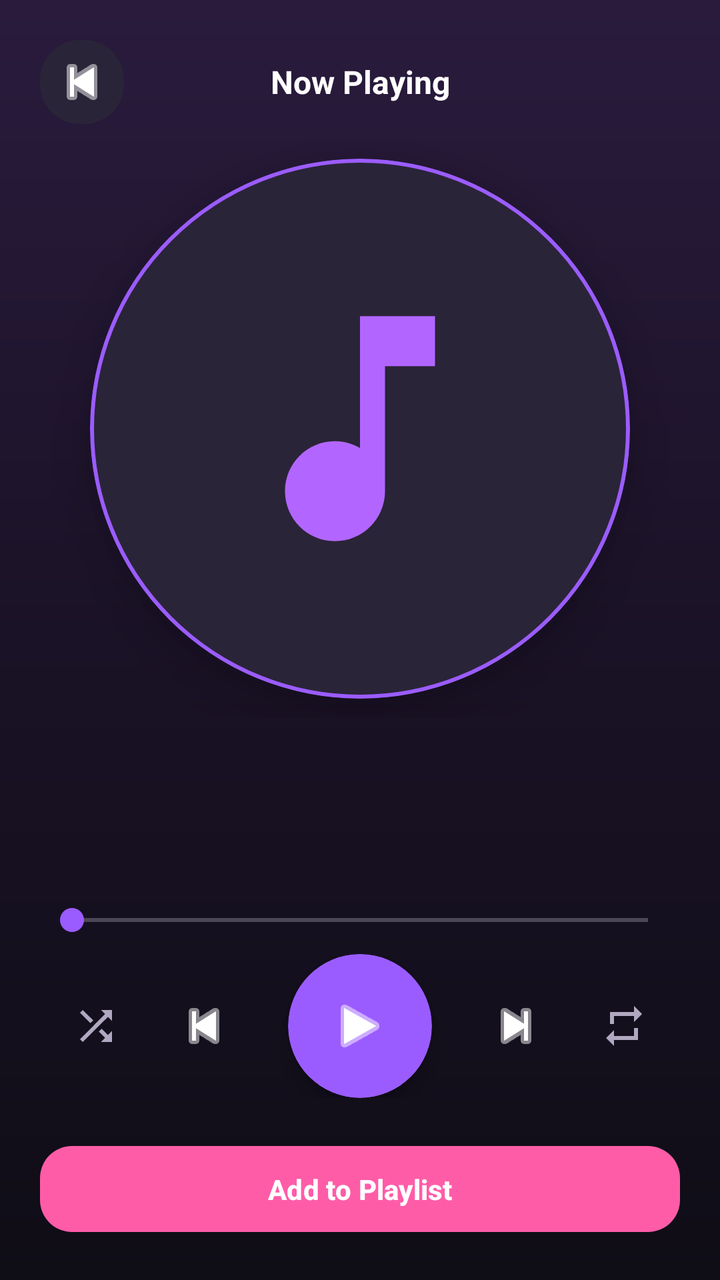
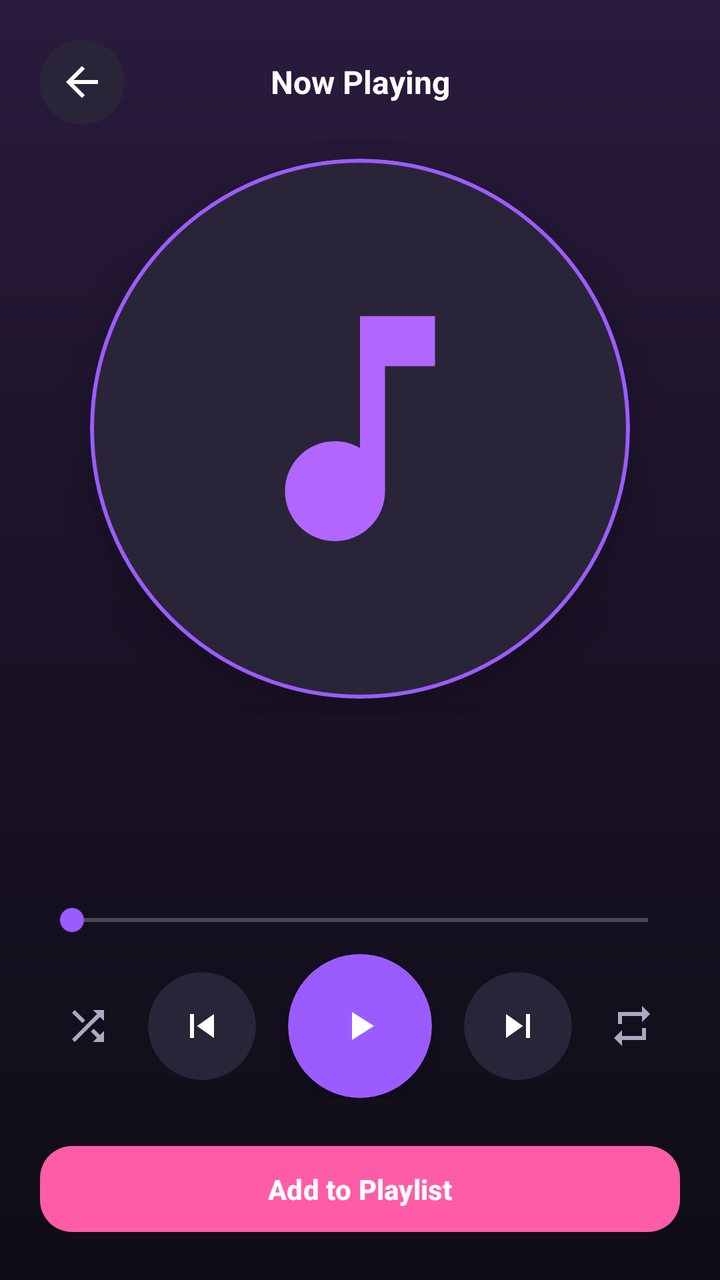

An Android layout rendered at two revisions. The XML below is the earlier revision; the diff shows what the commit changed to produce the second picture.
<!-- AndroidManifest.xml: activity theme Theme.MusicPlayer -->
<!-- res/layout/activity_now_playing.xml -->
<?xml version="1.0" encoding="utf-8"?>
<LinearLayout xmlns:android="http://schemas.android.com/apk/res/android"
    xmlns:app="http://schemas.android.com/apk/res-auto"
    android:layout_width="match_parent"
    android:layout_height="match_parent"
    android:orientation="vertical"
    android:background="@drawable/bg_now_playing"
    android:padding="20dp">

    <LinearLayout
        android:layout_width="match_parent"
        android:layout_height="wrap_content"
        android:gravity="center_vertical"
        android:orientation="horizontal">

        <ImageButton
            android:id="@+id/npBack"
            android:layout_width="42dp"
            android:layout_height="42dp"
            android:background="@drawable/bg_chip"
            android:padding="10dp"
            android:src="@android:drawable/ic_media_previous"
            app:tint="@color/textPrimary" />

        <TextView
            android:layout_width="0dp"
            android:layout_height="wrap_content"
            android:layout_weight="1"
            android:gravity="center"
            android:text="Now Playing"
            android:textColor="@color/textPrimary"
            android:textSize="16sp"
            android:textStyle="bold" />

        <View
            android:layout_width="42dp"
            android:layout_height="42dp" />
    </LinearLayout>

    <FrameLayout
        android:layout_width="match_parent"
        android:layout_height="0dp"
        android:layout_weight="1"
        android:layout_marginTop="8dp">

        <com.google.android.material.card.MaterialCardView
            android:layout_width="270dp"
            android:layout_height="270dp"
            android:layout_gravity="center"
            app:cardCornerRadius="135dp"
            app:cardElevation="16dp"
            app:strokeColor="@color/accent"
            app:strokeWidth="2dp">

            <ImageView
                android:id="@+id/npArt"
                android:layout_width="match_parent"
                android:layout_height="match_parent"
                android:background="@color/surfaceElevated"
                android:padding="60dp"
                android:scaleType="centerCrop"
                android:src="@drawable/ic_music_note" />
        </com.google.android.material.card.MaterialCardView>
    </FrameLayout>

    <TextView
        android:id="@+id/npTitle"
        android:layout_width="match_parent"
        android:layout_height="wrap_content"
        android:layout_marginTop="20dp"
        android:gravity="center"
        android:textColor="@color/textPrimary"
        android:textSize="22sp"
        android:textStyle="bold" />

    <TextView
        android:id="@+id/npArtist"
        android:layout_width="match_parent"
        android:layout_height="wrap_content"
        android:layout_marginTop="4dp"
        android:gravity="center"
        android:textColor="@color/textSecondary"
        android:textSize="14sp" />

    <SeekBar
        android:id="@+id/npSeekBar"
        android:layout_width="match_parent"
        android:layout_height="wrap_content"
        android:layout_marginTop="20dp"
        android:progressTint="@color/accent"
        android:thumbTint="@color/accent" />

    <LinearLayout
        android:layout_width="match_parent"
        android:layout_height="wrap_content"
        android:layout_marginTop="8dp"
        android:gravity="center"
        android:orientation="horizontal">

        <ImageButton
            android:id="@+id/npShuffle"
            android:layout_width="40dp"
            android:layout_height="40dp"
            android:background="@android:color/transparent"
            android:src="@drawable/ic_shuffle"
            app:tint="@color/textSecondary" />

        <ImageButton
            android:id="@+id/npPrev"
            android:layout_width="52dp"
            android:layout_height="52dp"
            android:layout_marginStart="8dp"
            android:background="@android:color/transparent"
            android:src="@android:drawable/ic_media_previous"
            app:tint="@color/textPrimary" />

        <com.google.android.material.card.MaterialCardView
            android:layout_width="72dp"
            android:layout_height="72dp"
            android:layout_marginHorizontal="16dp"
            app:cardBackgroundColor="@color/accent"
            app:cardCornerRadius="36dp"
            app:cardElevation="6dp"
            app:strokeWidth="0dp">

            <ImageButton
                android:id="@+id/npPlayPause"
                android:layout_width="match_parent"
                android:layout_height="match_parent"
                android:background="@android:color/transparent"
                android:padding="18dp"
                android:src="@android:drawable/ic_media_play"
                app:tint="@color/textPrimary" />
        </com.google.android.material.card.MaterialCardView>

        <ImageButton
            android:id="@+id/npNext"
            android:layout_width="52dp"
            android:layout_height="52dp"
            android:layout_marginEnd="8dp"
            android:background="@android:color/transparent"
            android:src="@android:drawable/ic_media_next"
            app:tint="@color/textPrimary" />

        <ImageButton
            android:id="@+id/npRepeat"
            android:layout_width="40dp"
            android:layout_height="40dp"
            android:background="@android:color/transparent"
            android:src="@drawable/ic_repeat"
            app:tint="@color/textSecondary" />
    </LinearLayout>

    <com.google.android.material.button.MaterialButton
        android:id="@+id/npAddToPlaylist"
        android:layout_width="match_parent"
        android:layout_height="wrap_content"
        android:layout_marginTop="20dp"
        android:paddingVertical="12dp"
        android:text="Add to Playlist"
        android:textAllCaps="false"
        android:textStyle="bold"
        app:backgroundTint="@color/accentSecondary"
        app:cornerRadius="16dp" />

</LinearLayout>
<!-- resources referenced by this layout -->
<resources>
  <color name="accent">#9B5CFF</color>
  <color name="accentSecondary">#FF5CA8</color>
  <color name="surfaceElevated">#2A2438</color>
  <color name="textPrimary">#FFFFFF</color>
  <color name="textSecondary">#B0A8C0</color>
  <!-- drawable bg_chip (drawable) -->
  <?xml version="1.0" encoding="utf-8"?>
  <shape xmlns:android="http://schemas.android.com/apk/res/android" android:shape="rectangle">
      <solid android:color="@color/surfaceElevated" />
      <corners android:radius="20dp" />
  </shape>
  <!-- drawable bg_now_playing (drawable) -->
  <?xml version="1.0" encoding="utf-8"?>
  <shape xmlns:android="http://schemas.android.com/apk/res/android" android:shape="rectangle">
      <gradient
          android:startColor="#2A1B3D"
          android:centerColor="#1A1226"
          android:endColor="@color/backgroundDark"
          android:angle="270" />
  </shape>
  <!-- drawable ic_music_note (drawable) -->
  <vector xmlns:android="http://schemas.android.com/apk/res/android"
      android:width="24dp"
      android:height="24dp"
      android:viewportWidth="24"
      android:viewportHeight="24"
      android:tint="#B266FF">
      <path
          android:fillColor="@android:color/white"
          android:pathData="M12,3v10.55c-0.59,-0.34 -1.27,-0.55 -2,-0.55c-2.21,0 -4,1.79 -4,4s1.79,4 4,4s4,-1.79 4,-4V7h4V3H12z" />
  </vector>
  <!-- drawable ic_repeat (drawable) -->
  <vector xmlns:android="http://schemas.android.com/apk/res/android"
      android:width="24dp"
      android:height="24dp"
      android:viewportWidth="24"
      android:viewportHeight="24">
      <path
          android:fillColor="#FFFFFF"
          android:pathData="M7,7h10v3l4,-4l-4,-4v3L5,5v6h2L7,7zM17,17L7,17v-3l-4,4l4,4v-3l12,0v-6h-2L17,17z" />
  </vector>
  <!-- drawable ic_shuffle (drawable) -->
  <vector xmlns:android="http://schemas.android.com/apk/res/android"
      android:width="24dp"
      android:height="24dp"
      android:viewportWidth="24"
      android:viewportHeight="24">
      <path
          android:fillColor="#FFFFFF"
          android:pathData="M10.59,9.17L5.41,4L4,5.41l5.17,5.17L10.59,9.17zM14.5,4l2.04,2.04L4,18.59L5.41,20L17.96,7.46L20,9.5L20,4L14.5,4zM14.83,13.41l-1.41,1.41l3.13,3.13L14.5,20L20,20L20,14.5l-2.04,2.04L14.83,13.41z" />
  </vector>
  <color name="backgroundDark">#0F0D16</color>
  <color name="surfaceDark">#1E1A29</color>
  <!-- unchanged entries left out for length: 1 -->
</resources>

<!-- the commit's change to res/layout/activity_now_playing.xml (unified diff, before → after) -->
@@ -19,7 +19,7 @@
             android:layout_height="42dp"
             android:background="@drawable/bg_chip"
             android:padding="10dp"
-            android:src="@android:drawable/ic_media_previous"
+            android:src="@drawable/ic_arrow_back"
             app:tint="@color/textPrimary" />
 
         <TextView
@@ -105,14 +105,24 @@
             android:src="@drawable/ic_shuffle"
             app:tint="@color/textSecondary" />
 
-        <ImageButton
-            android:id="@+id/npPrev"
-            android:layout_width="52dp"
-            android:layout_height="52dp"
-            android:layout_marginStart="8dp"
-            android:background="@android:color/transparent"
-            android:src="@android:drawable/ic_media_previous"
-            app:tint="@color/textPrimary" />
+        <com.google.android.material.card.MaterialCardView
+            android:layout_width="54dp"
+            android:layout_height="54dp"
+            android:layout_marginStart="10dp"
+            app:cardBackgroundColor="@color/surfaceElevated"
+            app:cardCornerRadius="27dp"
+            app:cardElevation="0dp"
+            app:strokeWidth="0dp">
+
+            <ImageButton
+                android:id="@+id/npPrev"
+                android:layout_width="match_parent"
+                android:layout_height="match_parent"
+                android:background="@android:color/transparent"
+                android:padding="13dp"
+                android:src="@drawable/ic_skip_previous"
+                app:tint="@color/textPrimary" />
+        </com.google.android.material.card.MaterialCardView>
 
         <com.google.android.material.card.MaterialCardView
             android:layout_width="72dp"
@@ -129,18 +139,28 @@
                 android:layout_height="match_parent"
                 android:background="@android:color/transparent"
                 android:padding="18dp"
-                android:src="@android:drawable/ic_media_play"
+                android:src="@drawable/ic_play"
                 app:tint="@color/textPrimary" />
         </com.google.android.material.card.MaterialCardView>
 
-        <ImageButton
-            android:id="@+id/npNext"
-            android:layout_width="52dp"
-            android:layout_height="52dp"
-            android:layout_marginEnd="8dp"
-            android:background="@android:color/transparent"
-            android:src="@android:drawable/ic_media_next"
-            app:tint="@color/textPrimary" />
+        <com.google.android.material.card.MaterialCardView
+            android:layout_width="54dp"
+            android:layout_height="54dp"
+            android:layout_marginEnd="10dp"
+            app:cardBackgroundColor="@color/surfaceElevated"
+            app:cardCornerRadius="27dp"
+            app:cardElevation="0dp"
+            app:strokeWidth="0dp">
+
+            <ImageButton
+                android:id="@+id/npNext"
+                android:layout_width="match_parent"
+                android:layout_height="match_parent"
+                android:background="@android:color/transparent"
+                android:padding="13dp"
+                android:src="@drawable/ic_skip_next"
+                app:tint="@color/textPrimary" />
+        </com.google.android.material.card.MaterialCardView>
 
         <ImageButton
             android:id="@+id/npRepeat"
<!-- resource entries referenced after the edit -->
@@ -20,6 +20,14 @@
           android:endColor="@color/backgroundDark"
           android:angle="270" />
   </shape>
+  <!-- drawable ic_arrow_back (drawable) -->
+  <vector xmlns:android="http://schemas.android.com/apk/res/android"
+      android:width="24dp"
+      android:height="24dp"
+      android:viewportWidth="24"
+      android:viewportHeight="24">
+      <path android:fillColor="#FFFFFF" android:pathData="M20,11H7.83l5.59,-5.59L12,4l-8,8 8,8 1.41,-1.41L7.83,13H20v-2z" />
+  </vector>
   <!-- drawable ic_music_note (drawable) -->
   <vector xmlns:android="http://schemas.android.com/apk/res/android"
       android:width="24dp"
@@ -30,6 +38,14 @@
       <path
           android:fillColor="@android:color/white"
           android:pathData="M12,3v10.55c-0.59,-0.34 -1.27,-0.55 -2,-0.55c-2.21,0 -4,1.79 -4,4s1.79,4 4,4s4,-1.79 4,-4V7h4V3H12z" />
+  </vector>
+  <!-- drawable ic_play (drawable) -->
+  <vector xmlns:android="http://schemas.android.com/apk/res/android"
+      android:width="24dp"
+      android:height="24dp"
+      android:viewportWidth="24"
+      android:viewportHeight="24">
+      <path android:fillColor="#FFFFFF" android:pathData="M8,5v14l11,-7z" />
   </vector>
   <!-- drawable ic_repeat (drawable) -->
   <vector xmlns:android="http://schemas.android.com/apk/res/android"
@@ -51,6 +67,22 @@
           android:fillColor="#FFFFFF"
           android:pathData="M10.59,9.17L5.41,4L4,5.41l5.17,5.17L10.59,9.17zM14.5,4l2.04,2.04L4,18.59L5.41,20L17.96,7.46L20,9.5L20,4L14.5,4zM14.83,13.41l-1.41,1.41l3.13,3.13L14.5,20L20,20L20,14.5l-2.04,2.04L14.83,13.41z" />
   </vector>
+  <!-- drawable ic_skip_next (drawable) -->
+  <vector xmlns:android="http://schemas.android.com/apk/res/android"
+      android:width="24dp"
+      android:height="24dp"
+      android:viewportWidth="24"
+      android:viewportHeight="24">
+      <path android:fillColor="#FFFFFF" android:pathData="M6,18l8.5,-6L6,6v12zM16,6v12h2V6h-2z" />
+  </vector>
+  <!-- drawable ic_skip_previous (drawable) -->
+  <vector xmlns:android="http://schemas.android.com/apk/res/android"
+      android:width="24dp"
+      android:height="24dp"
+      android:viewportWidth="24"
+      android:viewportHeight="24">
+      <path android:fillColor="#FFFFFF" android:pathData="M6,6h2v12H6V6zM9.5,12l8.5,6V6l-8.5,6z" />
+  </vector>
   <color name="backgroundDark">#0F0D16</color>
   <color name="surfaceDark">#1E1A29</color>
   <!-- unchanged entries left out for length: 1 -->
